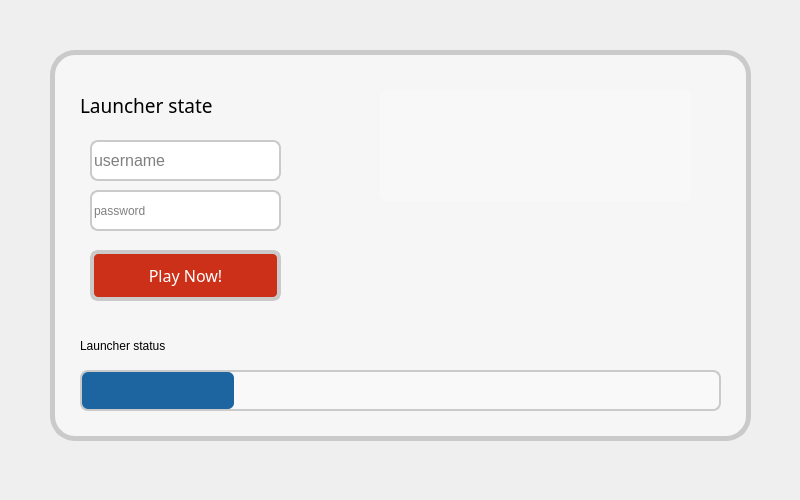
Above: qt/launcher_interface.ui from nate97/Launcher before the change. Below: the same form after it.
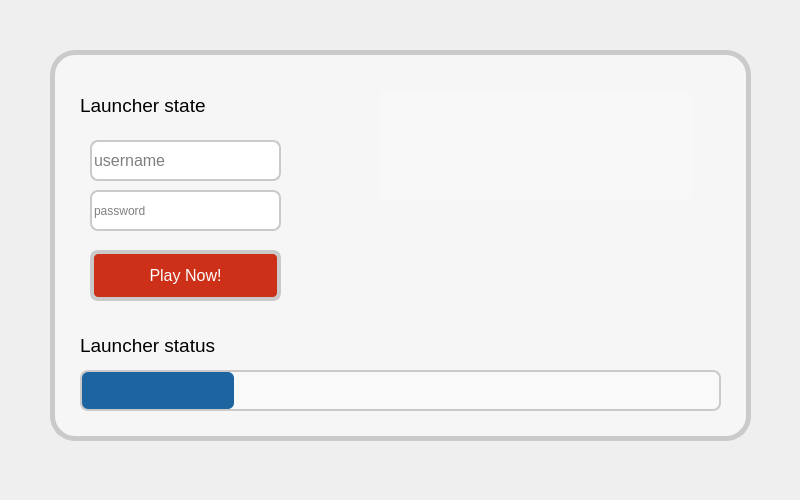
That is the form after the change. Icons and pictures are not drawn.

Commit message: Attempt to get fonts working

The edit to the form file:
```diff
--- a/qt/launcher_interface.ui
+++ b/qt/launcher_interface.ui
@@ -148,21 +148,13 @@
        <height>31</height>
       </rect>
      </property>
-     <property name="font">
-      <font>
-       <family>Anton</family>
-       <pointsize>14</pointsize>
-       <weight>50</weight>
-       <italic>false</italic>
-       <bold>false</bold>
-      </font>
-     </property>
      <property name="styleSheet">
       <string notr="true">background-color: rgba(249,249,249, 0);
 border-radius: 5;
 border: 0px solid #ffffff;
 padding: 0px;
-font: 14pt &quot;Anton&quot;;</string>
+font: 14pt;
+src: url(:/fonts/fonts/Anton-Regular.ttf);</string>
      </property>
      <property name="text">
       <string>Launcher state</string>
@@ -177,12 +169,20 @@
        <height>31</height>
       </rect>
      </property>
+     <property name="font">
+      <font>
+       <pointsize>14</pointsize>
+      </font>
+     </property>
      <property name="styleSheet">
-      <string notr="true">background-color: rgba(249,249,249, 0);
+      <string notr="true">QLabel {
+background-color: rgba(249,249,249, 0);
 border-radius: 0;
 border: 0px solid #ffffff;
 padding: 0px;
-font: 14pt &quot;Anton&quot;;</string>
+font: 14pt;
+src: url(:/fonts/fonts/Anton-Regular.ttf);
+}</string>
      </property>
      <property name="text">
       <string>Launcher status</string>
@@ -245,15 +245,6 @@
        <height>51</height>
       </rect>
      </property>
-     <property name="font">
-      <font>
-       <family>Bowlby One SC</family>
-       <pointsize>12</pointsize>
-       <weight>50</weight>
-       <italic>false</italic>
-       <bold>false</bold>
-      </font>
-     </property>
      <property name="cursor">
       <cursorShape>PointingHandCursor</cursorShape>
      </property>
@@ -267,7 +258,8 @@
     border-radius: 8;
     border: 4px solid #cacaca;
     padding: 0px;
-	font: 12pt &quot;Bowlby One SC&quot;;
+    font: 12pt;
+    src: url(:/fonts/fonts/BowlbyOneSC-Regular.ttf);
 }
 
 
```
The commit also changes 10 other files.
